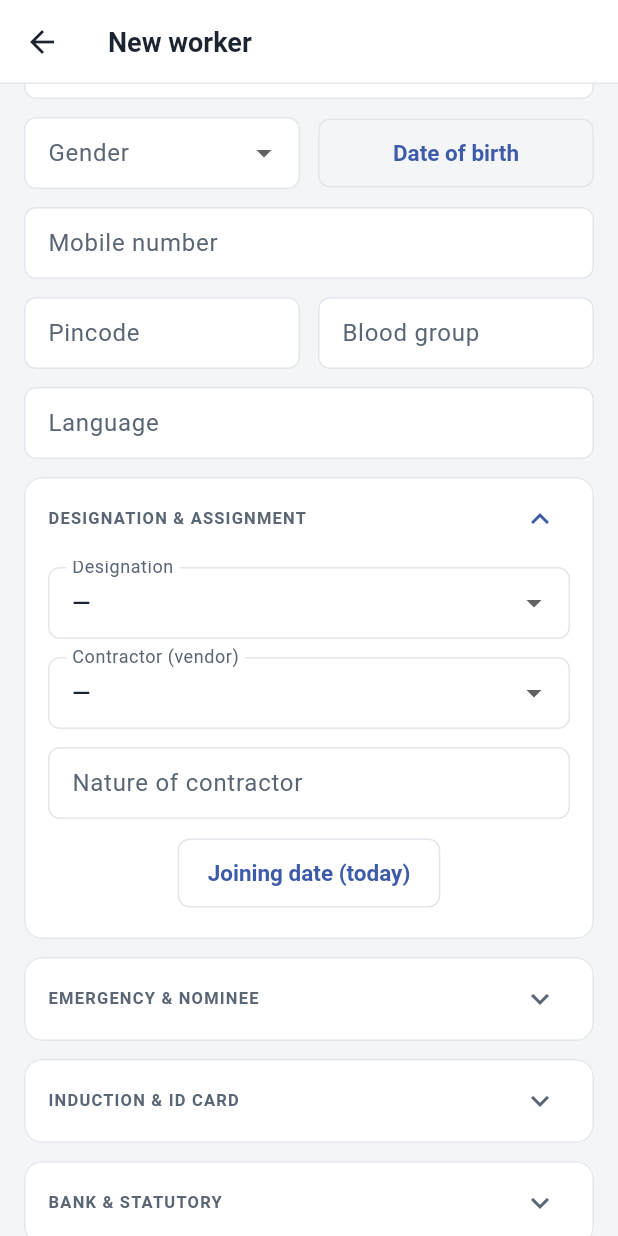
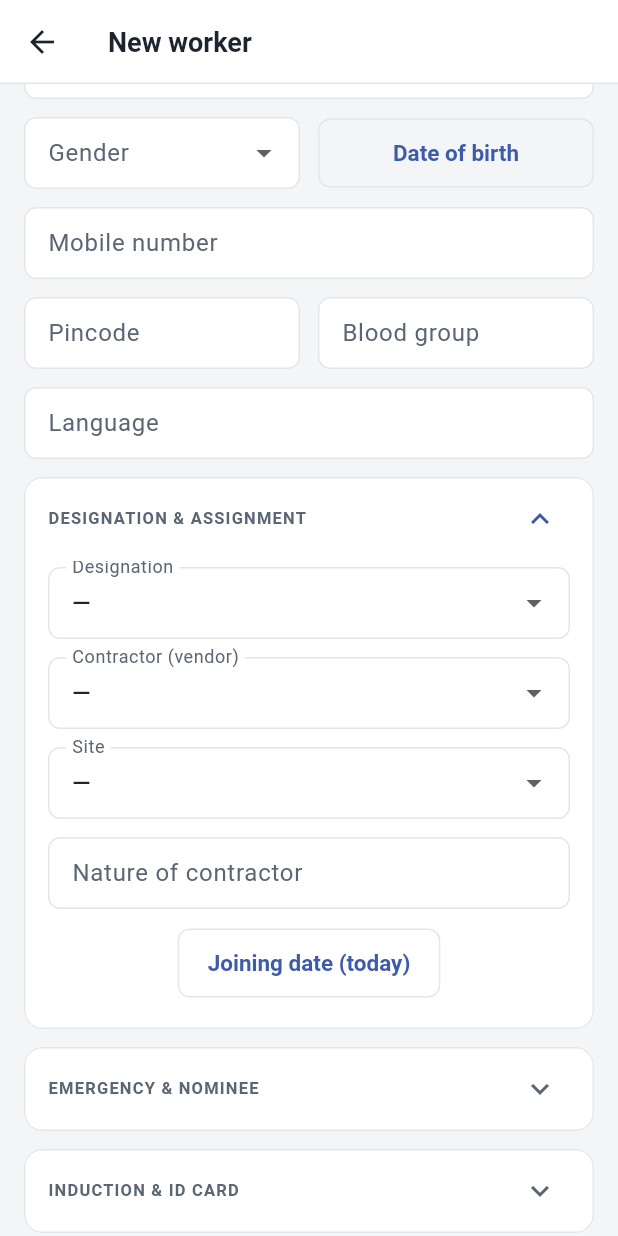
Before and after one commit to sajesh93/construction-labour-attendance-management-system, a Flutter app: the WorkerEditScreen screen opened directly, scrolled down 576 dp, on a phone screen of 412 x 824 dp. Run offline on Flutter 3.47's test engine with Material 3 defaults, Android fonts, the phone set to English and light mode, and no system bars; our stand-ins replace camera, connectivity_plus, device_info_plus, dio, firebase_core, firebase_messaging and 9 more; missing offline and left inert: android_id, flutter_ringtone_player, flutter_zxing, mobile_scanner, nfc_manager; accounts and stored records are empty; network calls fail.

Commit message:
Mobile: pick the site on the people form
The form had no site picker at all — it silently used whatever site the
device was set to, so enrolling someone onto another site meant switching
the device over first, and editing could never move them.

Loads active sites like the site-selection screen does, defaults to the
device active site on create, and shows the real assignment on edit. The
site lives on the assignment, so moving someone posts assign-site.

```diff
--- a/mobile/lib/features/supervisor/worker_edit_screen.dart
+++ b/mobile/lib/features/supervisor/worker_edit_screen.dart
@@ -88,8 +88,13 @@ class _WorkerEditScreenState extends ConsumerState<WorkerEditScreen> {
 
   List<Map<String, dynamic>> _designations = [];
   List<Map<String, dynamic>> _vendors = [];
+  List<Map<String, dynamic>> _sites = [];
   String? _siteId;
   String? _siteName;
+
+  /// The site this person was already assigned to when the form opened. On edit
+  /// we only re-assign when the picker actually moves off it.
+  String? _initialSiteId;
   Map<String, dynamic>? _existing;
 
   bool get _isEdit => widget.workerId != null;
@@ -146,6 +151,7 @@ class _WorkerEditScreenState extends ConsumerState<WorkerEditScreen> {
         dio.get('/designations'),
         dio.get('/vendors'),
         dio.get('/organizations/current'),
+        dio.get('/sites', queryParameters: {'active': 'true'}),
         if (_isEdit) dio.get('/workers/${widget.workerId}'),
       ]);
       _designations = (results[0].data as List).cast<Map<String, dynamic>>();
@@ -156,8 +162,9 @@ class _WorkerEditScreenState extends ConsumerState<WorkerEditScreen> {
       // Staff work for us, not a contractor — read the company name rather than
       // hard-coding it, so a rename in Company settings follows through.
       _companyName = (results[2].data as Map<String, dynamic>)['name'] as String?;
+      _sites = (results[3].data as List).cast<Map<String, dynamic>>();
       if (_isEdit) {
-        final w = results[3].data as Map<String, dynamic>;
+        final w = results[4].data as Map<String, dynamic>;
         _existing = w;
         _workerCode = (w['workerCode'] ?? '') as String;
         _name.text = (w['fullName'] ?? '') as String;
@@ -189,6 +196,14 @@ class _WorkerEditScreenState extends ConsumerState<WorkerEditScreen> {
         _status = w['status'] as String?;
         _designationId = w['designationId'] as String?;
         _vendorId = w['vendorId'] as String?;
+        // On edit the picker shows where this person actually is, not whatever
+        // site this device happens to be set to.
+        final assignments = (w['assignments'] as List?) ?? const [];
+        final assignment =
+            assignments.isEmpty ? null : assignments.first as Map<String, dynamic>;
+        _siteId = assignment?['siteId'] as String?;
+        _siteName = (assignment?['site'] as Map<String, dynamic>?)?['name'] as String?;
+        _initialSiteId = _siteId;
         _photoUrl = w['photoUrl'] as String?;
         _aadhaarFrontPhotoId = w['aadhaarFrontPhotoId'] as String?;
         _aadhaarBackPhotoId = w['aadhaarBackPhotoId'] as String?;
@@ -490,6 +505,16 @@ class _WorkerEditScreenState extends ConsumerState<WorkerEditScreen> {
       if (_isEdit) {
         final res = await dio.patch('/workers/${widget.workerId}', data: body);
         saved = res.data as Map<String, dynamic>;
+        // The site lives on the assignment, not the worker row: a PATCH ignores
+        // siteId, so moving someone needs its own call.
+        if (_siteId != null && _siteId != _initialSiteId) {
+          await dio.post('/workers/${widget.workerId}/assign-site', data: {
+            'siteId': _siteId,
+            if (!_isStaff && _vendorId != null) 'vendorId': _vendorId,
+            'startDate': DateTime.now().toIso8601String().substring(0, 10),
+          });
+          _initialSiteId = _siteId;
+        }
       } else {
         final res = await dio.post('/workers', data: body);
         saved = res.data as Map<String, dynamic>;
@@ -871,6 +896,25 @@ class _WorkerEditScreenState extends ConsumerState<WorkerEditScreen> {
                           onChanged: (v) => setState(() => _vendorId = v),
                         ),
                       const SizedBox(height: 12),
+                      // Defaults to this device's active site, but a supervisor
+                      // can enrol someone onto another site from here.
+                      DropdownButtonFormField<String>(
+                        initialValue:
+                            _sites.any((s) => s['id'] == _siteId) ? _siteId : null,
+                        decoration: const InputDecoration(labelText: 'Site'),
+                        items: [
+                          const DropdownMenuItem(value: null, child: Text('—')),
+                          for (final s in _sites)
+                            DropdownMenuItem(
+                                value: s['id'] as String, child: Text(s['name'] as String)),
+                        ],
+                        onChanged: (v) => setState(() {
+                          _siteId = v;
+                          _siteName = _sites.firstWhere((s) => s['id'] == v,
+                              orElse: () => {})['name'] as String?;
+                        }),
+                      ),
+                      const SizedBox(height: 12),
                       if (_category == 'WORKER')
                         _text(_natureOfContractor, 'Nature of contractor'),
                       if (!_isEdit && !_isStaff)
```
